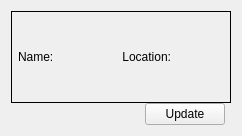
First picture: the form in Code/Editor/Plugins/EditorAssetImporter/ImporterRootDisplay.ui, repository o3de/o3de, before the edit.
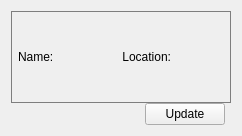
Second picture: the form after the edit. Custom widgets are drawn as their Qt base class.

Commit message: Set border color on frame

The edit to the form file:
```diff
--- a/Code/Editor/Plugins/EditorAssetImporter/ImporterRootDisplay.ui
+++ b/Code/Editor/Plugins/EditorAssetImporter/ImporterRootDisplay.ui
@@ -52,6 +52,9 @@
    </item>
    <item row="0" column="0">
     <widget class="QFrame" name="headerFrame">
+     <property name="styleSheet">
+      <string notr="true">QFrame#headerFrame { border:1px solid rgb(126, 126, 126); }</string>
+     </property>
      <property name="frameShape">
       <enum>QFrame::Panel</enum>
      </property>
```
